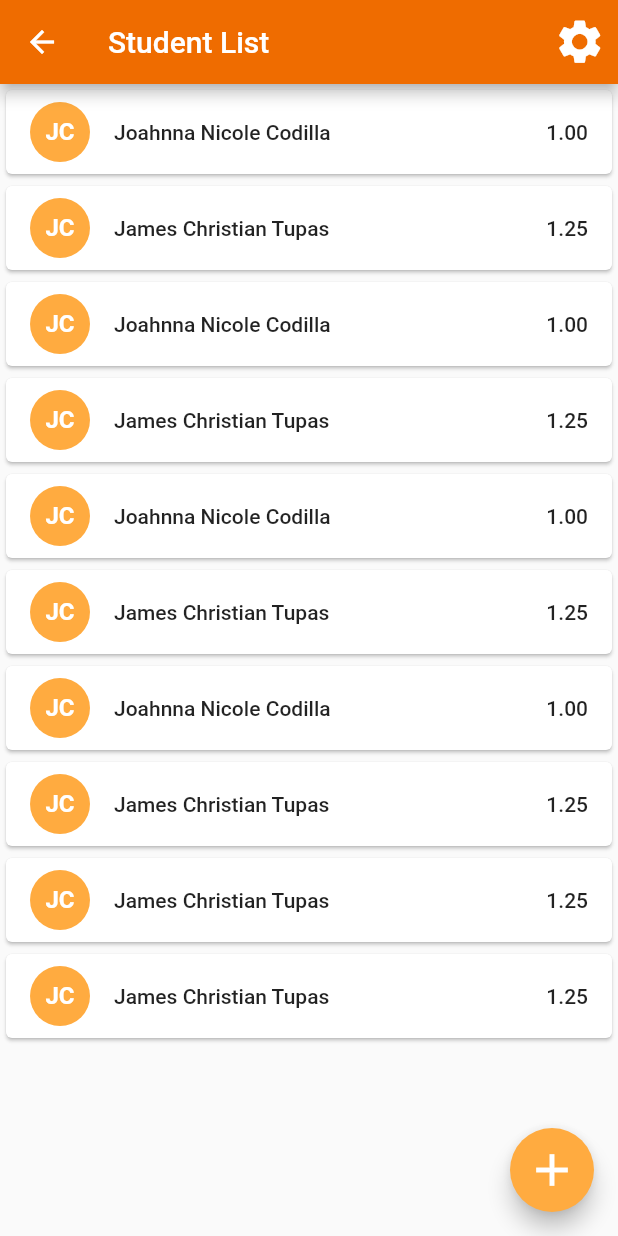
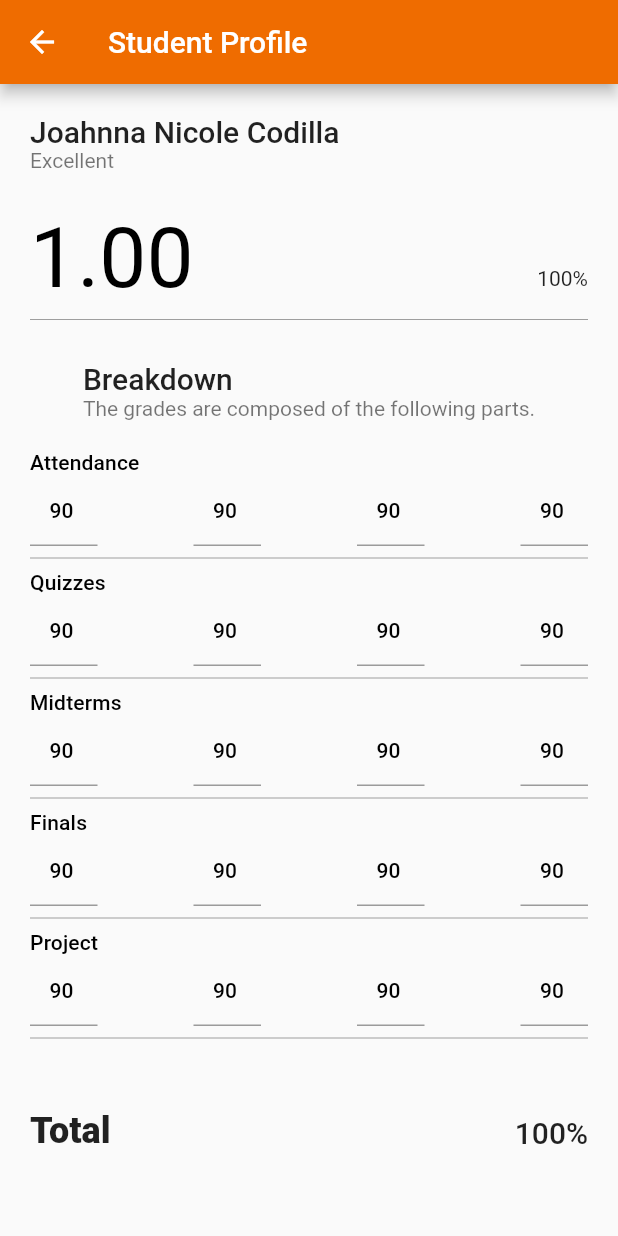
Before and after one commit to Jojojoaaaa/CalcuGrade, a Flutter app: the Students screen opened directly, after a tap on "JC", on a phone screen of 412 x 824 dp. Run offline on Flutter 3.47's test engine with Material 2 defaults, Android fonts, the phone set to English and light mode, and no system bars.

Commit message:
profile screen
- 90% of front end profile

```diff
--- /dev/null
+++ b/lib/screens/students/local_widgets/breakdown.dart
@@ -0,0 +1,33 @@
+import 'package:flutter/material.dart';
+
+value(BuildContext context) {
+  return SizedBox(
+      width: 45,
+      child: TextField(
+        style: Theme.of(context).textTheme.subtitle2,
+        textAlign: TextAlign.center,
+        controller: TextEditingController(text: 90.toString()),
+        decoration: InputDecoration(border: UnderlineInputBorder()),
+      ));
+}
+
+getGradeBreakdown(BuildContext context, String label) {
+  return Column(
+    crossAxisAlignment: CrossAxisAlignment.start,
+    children: [
+      Text(label, style: Theme.of(context).textTheme.subtitle2),
+      Row(
+        mainAxisAlignment: MainAxisAlignment.spaceBetween,
+        children: [
+         value(context),
+         value(context),
+         value(context),
+         value(context),
+        ],
+      ),
+      Divider(
+        color: Colors.grey,
+      ),
+    ],
+  );
+}
--- /dev/null
+++ b/lib/screens/students/local_widgets/profile_widgets.dart
@@ -0,0 +1,74 @@
+import 'package:flutter/material.dart';
+
+getBanner(BuildContext context) {
+  return Padding(
+      padding: EdgeInsets.only(bottom: 24),
+      child: SizedBox(
+          width: double.infinity,
+          child: Text.rich(TextSpan(
+              text: "Joahnna Nicole Codilla",
+              style: Theme.of(context).textTheme.headline6,
+              children: [
+                TextSpan(
+                    text: "\nExcellent",
+                    style: Theme.of(context).textTheme.caption)
+              ]))));
+}
+
+getSummary(BuildContext context) {
+  return Row(
+      mainAxisAlignment: MainAxisAlignment.spaceBetween,
+      crossAxisAlignment: CrossAxisAlignment.baseline,
+      textBaseline: TextBaseline.alphabetic,
+      children: [
+        Text(
+          "1.00",
+          style: Theme.of(context).textTheme.headline2,
+        ),
+        Text("100%")
+      ]);
+}
+
+getDescription(BuildContext context) {
+  return Padding(
+      padding: EdgeInsets.only(top: 20, bottom: 20),
+      child: Text.rich(TextSpan(
+          text: "Breakdown",
+          style: Theme.of(context).textTheme.headline6,
+          children: [
+            TextSpan(
+                text: "\nThe grades are composed of the following parts.",
+                style: Theme.of(context).textTheme.caption)
+          ])));
+}
+
+getHeader(BuildContext context) {
+  Padding(
+      padding: EdgeInsets.only(bottom: 20),
+      child: Row(
+        mainAxisAlignment: MainAxisAlignment.spaceBetween,
+        children: [
+          Text("Score", style: Theme.of(context).textTheme.caption),
+          Text("Total", style: Theme.of(context).textTheme.caption),
+          Text("Percent", style: Theme.of(context).textTheme.caption),
+          Text("Weight", style: Theme.of(context).textTheme.caption)
+        ],
+      ));
+}
+
+getTotal(BuildContext context) {
+  // Total
+  return Padding(
+      padding: EdgeInsets.only(top: 40),
+      child: Row(
+          mainAxisAlignment: MainAxisAlignment.spaceBetween,
+          crossAxisAlignment: CrossAxisAlignment.baseline,
+          textBaseline: TextBaseline.alphabetic,
+          children: [
+            Text(
+              "Total",
+              style: Theme.of(context).textTheme.headline5,
+            ),
+            Text("100%", style: Theme.of(context).textTheme.headline6)
+          ]));
+}
--- a/lib/screens/students/local_widgets/student_tile.dart
+++ b/lib/screens/students/local_widgets/student_tile.dart
@@ -1,4 +1,5 @@
 import 'package:flutter/material.dart';
+import 'package:calcugrade/screens/students/student_profile/profile.dart';
 
 class StudentTile extends StatelessWidget {
   StudentTile(
@@ -19,7 +20,10 @@ class StudentTile extends StatelessWidget {
       title: Text(name, style: Theme.of(context).textTheme.bodyText1),
       trailing: Text(finalGrade.toStringAsFixed(2), style: Theme.of(context).textTheme.bodyText1),
       onTap: () {
-        // go to student profile
+        Navigator.push(
+          context,
+          MaterialPageRoute(builder: (context) => Profile()),
+        );
       },
     ));
   }
--- a/lib/screens/students/student_profile/profile.dart
+++ b/lib/screens/students/student_profile/profile.dart
@@ -0,0 +1,47 @@
+import 'package:flutter/material.dart';
+import 'package:calcugrade/widgets/layouts/scrollview.dart';
+import 'package:calcugrade/screens/students/local_widgets/profile_widgets.dart';
+import 'package:calcugrade/screens/students/local_widgets/breakdown.dart';
+
+class Profile extends StatefulWidget {
+  Profile({Key key}) : super(key: key);
+
+  // add student id later
+  @override
+  _ProfileState createState() => _ProfileState();
+}
+
+class _ProfileState extends State<Profile> {
+
+  buildBodyLayout(BuildContext context, BoxConstraints viewportConstraints) {
+    List<Widget> children = [
+      getBanner(context),
+      getSummary(context),
+      Divider(
+        color: Colors.grey,
+      ),
+      getDescription(context),
+      getGradeBreakdown(context, "Attendance"),
+      getGradeBreakdown(context, "Quizzes"),
+      getGradeBreakdown(context, "Midterms"),
+      getGradeBreakdown(context, "Finals"),
+      getGradeBreakdown(context, "Project"),
+      getTotal(context)
+    ];
+    return showScrollView(children, viewportConstraints);
+  }
+
+  @override
+  Widget build(BuildContext context) {
+    return Scaffold(
+      appBar: AppBar(
+        title: Text("Student Profile"),
+      ),
+      body: LayoutBuilder(
+        builder: (BuildContext sContext, BoxConstraints viewportConstraints) {
+          return buildBodyLayout(context, viewportConstraints);
+        },
+      ),
+    );
+  }
+}
--- a/lib/screens/students/students.dart
+++ b/lib/screens/students/students.dart
@@ -3,7 +3,6 @@ import 'package:flutter/material.dart';
 import 'package:calcugrade/screens/grades/grades_settings/settings.dart';
 import 'package:calcugrade/screens/students/local_widgets/student_tile.dart';
 import 'package:calcugrade/screens/students/students_add/add.dart';
-import 'package:calcugrade/screens/students/students_class/student.dart';
 
 class Students extends StatelessWidget {
   @override
--- /dev/null
+++ b/lib/screens/students/students_class/student.dart
@@ -0,0 +1,11 @@
+class Student {
+  String firstName, lastName;
+  int id;
+  Grades grades;
+
+
+}
+
+class Grades {
+
+}
--- a/lib/theme/style.dart
+++ b/lib/theme/style.dart
@@ -7,6 +7,7 @@ ThemeData appTheme() {
     accentColor: Colors.orangeAccent,
     fontFamily: 'Roboto',
     textTheme: TextTheme(
+        headline2: TextStyle(color: Colors.black),
         headline5: TextStyle(fontWeight: FontWeight.w900),
         caption: TextStyle(fontSize: 14)),
   );
```
